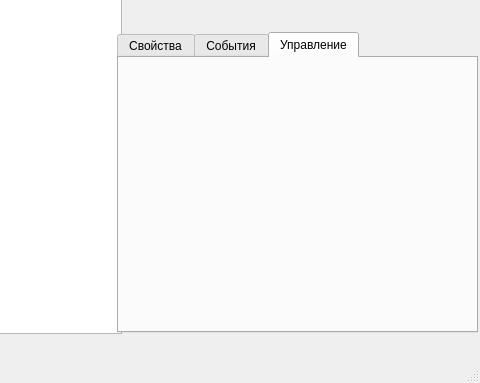
First picture: the form in mainwindow.ui, repository KuziukArseniy/Radiostations, before the edit; both pictures show x 729 to 1209 and y 217 to 600 of the 1209 by 600 pixel window.
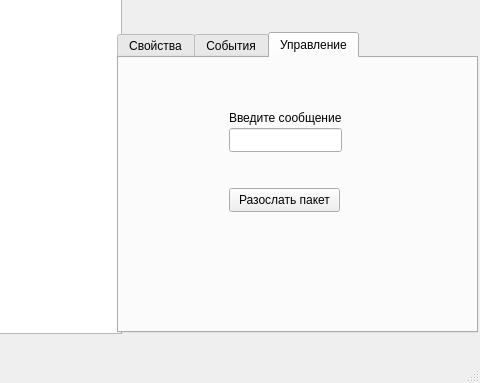
Second picture: the form after the edit. The open tabs and pages were chosen to show the change.

```diff
--- a/mainwindow.ui
+++ b/mainwindow.ui
@@ -110,6 +110,42 @@
      <attribute name="title">
       <string>Управление</string>
      </attribute>
+     <widget class="QLineEdit" name="editMessage">
+      <property name="geometry">
+       <rect>
+        <x>110</x>
+        <y>70</y>
+        <width>113</width>
+        <height>24</height>
+       </rect>
+      </property>
+     </widget>
+     <widget class="QLabel" name="messageLabel">
+      <property name="geometry">
+       <rect>
+        <x>110</x>
+        <y>50</y>
+        <width>121</width>
+        <height>20</height>
+       </rect>
+      </property>
+      <property name="text">
+       <string>Введите сообщение</string>
+      </property>
+     </widget>
+     <widget class="QPushButton" name="messageButton">
+      <property name="geometry">
+       <rect>
+        <x>110</x>
+        <y>130</y>
+        <width>111</width>
+        <height>24</height>
+       </rect>
+      </property>
+      <property name="text">
+       <string>Разослать пакет</string>
+      </property>
+     </widget>
     </widget>
    </widget>
    <widget class="QLabel" name="labelPower">
```
Left out of the diff: 34 changed lines with no effect on the pictures.
